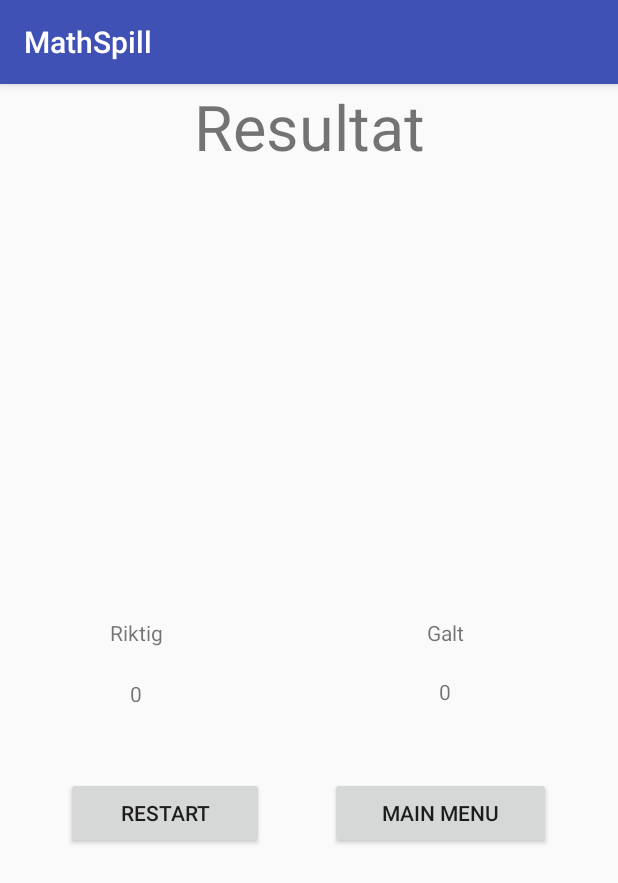
After one commit to s315614/AppUtvikling-MathGame, an Android app: the Resultat screen opened directly, with no data from a screen before it, on a phone screen of 412 x 824 dp. The commit adds this screen. Shown: the top 883 px of the screen. Run offline under Robolectric (Android 15) with nearby library versions, the phone set to English and light mode, and no system bars; Roboto replaces fonts that are not available here.

Commit message:
Resultat Activity

```diff
--- a/app/src/main/AndroidManifest.xml
+++ b/app/src/main/AndroidManifest.xml
@@ -18,6 +18,8 @@
         </activity>
         <activity android:name=".Spill" />
         <activity android:name=".Preferenser" />
+        <activity android:name=".Resultat" />
+
         <activity android:name=".Statistikk"></activity>
 
         <meta-data
--- /dev/null
+++ b/app/src/main/java/com/example/bas/livssyklus/Resultat.java
@@ -0,0 +1,60 @@
+package com.example.bas.livssyklus;
+
+import android.content.Intent;
+import android.content.SharedPreferences;
+import android.os.Bundle;
+import android.support.v7.app.AppCompatActivity;
+import android.view.View;
+import android.widget.Button;
+import android.widget.TextView;
+
+public class Resultat extends AppCompatActivity {
+
+    TextView riktig, galt;
+
+    Button restart, mainMenu;
+
+    @Override
+    protected void onCreate(Bundle savedInstanceState) {
+        super.onCreate(savedInstanceState);
+        setContentView(R.layout.activity_resultat);
+
+        riktig = (TextView)findViewById(R.id.riktig);
+        galt = (TextView)findViewById(R.id.galt);
+        restart = (Button)findViewById(R.id.restartBtn);
+        mainMenu = (Button)findViewById(R.id.mainMenuBtn);
+
+        restart.setOnClickListener(new View.OnClickListener() {
+            @Override
+            public void onClick(View v) {
+                Intent goToSpill = new Intent(getApplicationContext(), Spill.class);
+                startActivity(goToSpill);
+                finish();
+
+            }
+        });
+
+        mainMenu.setOnClickListener(new View.OnClickListener() {
+            @Override
+            public void onClick(View v) {
+                Intent goToMainMenu = new Intent(getApplicationContext(), Hoved.class);
+                startActivity(goToMainMenu);
+                finish();
+            }
+        });
+
+        displayScore(riktig,galt);
+
+
+    }
+
+
+    public void displayScore(TextView riktigText, TextView galtText){
+        SharedPreferences prefs = getSharedPreferences("Resultat",MODE_PRIVATE);
+        int riktig = prefs.getInt("antallRiktig",0);
+        riktigText.setText(String.valueOf(riktig));
+        int galt = prefs.getInt("antallGalt", 0);
+        galtText.setText(String.valueOf(galt));
+    }
+
+}
--- a/app/src/main/java/com/example/bas/livssyklus/Spill.java
+++ b/app/src/main/java/com/example/bas/livssyklus/Spill.java
@@ -161,8 +161,8 @@ public class Spill extends AppCompatActivity {
                         }else galt+=1;
 
                         questionUpdate(outputText, questions,a, inputText);
-                        Toast.makeText(Spill.this,String.valueOf("Riktig: "+ riktig+" Galt: "+galt),Toast.LENGTH_LONG).show();
-                        Toast.makeText(Spill.this,String.valueOf(String.valueOf(mode)),Toast.LENGTH_LONG).show();
+                        //Toast.makeText(Spill.this,String.valueOf("Riktig: "+ riktig+" Galt: "+galt),Toast.LENGTH_LONG).show();
+                        //Toast.makeText(Spill.this,String.valueOf(String.valueOf(mode)),Toast.LENGTH_LONG).show();
                         stage +=1;
                         stageText.setText(String.valueOf("Stage "+stage+ "/"+String.valueOf(mode)));
 
@@ -176,9 +176,10 @@ public class Spill extends AppCompatActivity {
                         }else galt+=1;
                         list.remove(list.size()-1);
                         lagreDataene(riktig,galt);
-                        Intent goToMain = new Intent(getApplicationContext(), Hoved.class);
-                        startActivity(goToMain);
+                        Intent goToResultat = new Intent(getApplicationContext(), Resultat.class);
+                        startActivity(goToResultat);
                         finish();
+
                     }
 
                     else{
--- a/app/src/main/java/com/example/bas/livssyklus/Statistikk.java
+++ b/app/src/main/java/com/example/bas/livssyklus/Statistikk.java
@@ -15,7 +15,6 @@ public class Statistikk extends AppCompatActivity {
 
         TextView riktigText = (TextView)findViewById(R.id.riktig);
         TextView galtText = (TextView)findViewById(R.id.galt);
-        Resources res = getResources();
 
         displayScore(riktigText,galtText);
 
--- /dev/null
+++ b/app/src/main/res/layout/activity_resultat.xml
@@ -0,0 +1,115 @@
+<?xml version="1.0" encoding="utf-8"?>
+<LinearLayout xmlns:android="http://schemas.android.com/apk/res/android"
+    android:layout_width="match_parent"
+    android:layout_height="match_parent"
+    xmlns:tool="http://schemas.android.com/apk/res-auto"
+    xmlns:tools="http://schemas.android.com/tools"
+    tools:context=".Resultat"
+    android:orientation="vertical">
+
+
+    <TextView
+        android:id="@+id/textView"
+        android:layout_width="match_parent"
+        android:layout_height="wrap_content"
+        android:text="Resultat"
+        android:textAlignment="center"
+        android:textSize="42dp" />
+
+    <FrameLayout
+        android:layout_width="match_parent"
+        android:layout_height="299dp">
+
+    </FrameLayout>
+
+    <LinearLayout
+        android:layout_width="match_parent"
+        android:layout_height="106dp"
+        android:orientation="horizontal">
+
+        <LinearLayout
+            android:layout_width="181dp"
+            android:layout_height="match_parent"
+            android:orientation="vertical">
+
+            <TextView
+                android:id="@+id/riktigText"
+                android:layout_width="match_parent"
+                android:layout_height="wrap_content"
+                android:text="Riktig"
+                android:textAlignment="center" />
+
+            <Space
+                android:layout_width="match_parent"
+                android:layout_height="21dp" />
+
+            <TextView
+                android:id="@+id/riktig"
+                android:layout_width="match_parent"
+                android:layout_height="wrap_content"
+                android:text="0"
+                android:textAlignment="center" />
+        </LinearLayout>
+
+        <LinearLayout
+            android:layout_width="match_parent"
+            android:layout_height="match_parent"
+            android:orientation="vertical">
+
+            <TextView
+                android:id="@+id/galtText"
+                android:layout_width="match_parent"
+                android:layout_height="wrap_content"
+                android:text="Galt"
+                android:textAlignment="center" />
+
+            <Space
+                android:layout_width="match_parent"
+                android:layout_height="20dp" />
+
+            <TextView
+                android:id="@+id/galt"
+                android:layout_width="match_parent"
+                android:layout_height="wrap_content"
+                android:text="0"
+                android:textAlignment="center" />
+        </LinearLayout>
+    </LinearLayout>
+
+    <LinearLayout
+        android:layout_width="match_parent"
+        android:layout_height="match_parent"
+        android:orientation="horizontal">
+
+        <Space
+            android:layout_width="wrap_content"
+            android:layout_height="wrap_content"
+            android:layout_weight="1" />
+
+        <Button
+            android:id="@+id/restartBtn"
+            android:layout_width="wrap_content"
+            android:layout_height="wrap_content"
+            android:layout_weight="1"
+            android:text="Restart" />
+
+        <Space
+            android:layout_width="wrap_content"
+            android:layout_height="wrap_content"
+            android:layout_weight="1" />
+
+        <Button
+            android:id="@+id/mainMenuBtn"
+            android:layout_width="wrap_content"
+            android:layout_height="wrap_content"
+            android:layout_weight="1"
+            android:text="Main Menu" />
+
+        <Space
+            android:layout_width="wrap_content"
+            android:layout_height="wrap_content"
+            android:layout_weight="1" />
+
+    </LinearLayout>
+
+</LinearLayout>
--- a/app/src/main/res/layout/activity_spill.xml
+++ b/app/src/main/res/layout/activity_spill.xml
@@ -76,6 +76,7 @@
                     android:textAlignment="center" />
 
                 <TextView
+                    android:id="@+id/riktigText"
                     android:layout_width="match_parent"
                     android:layout_height="wrap_content"
                     android:background="@android:drawable/screen_background_light_transparent"
```
